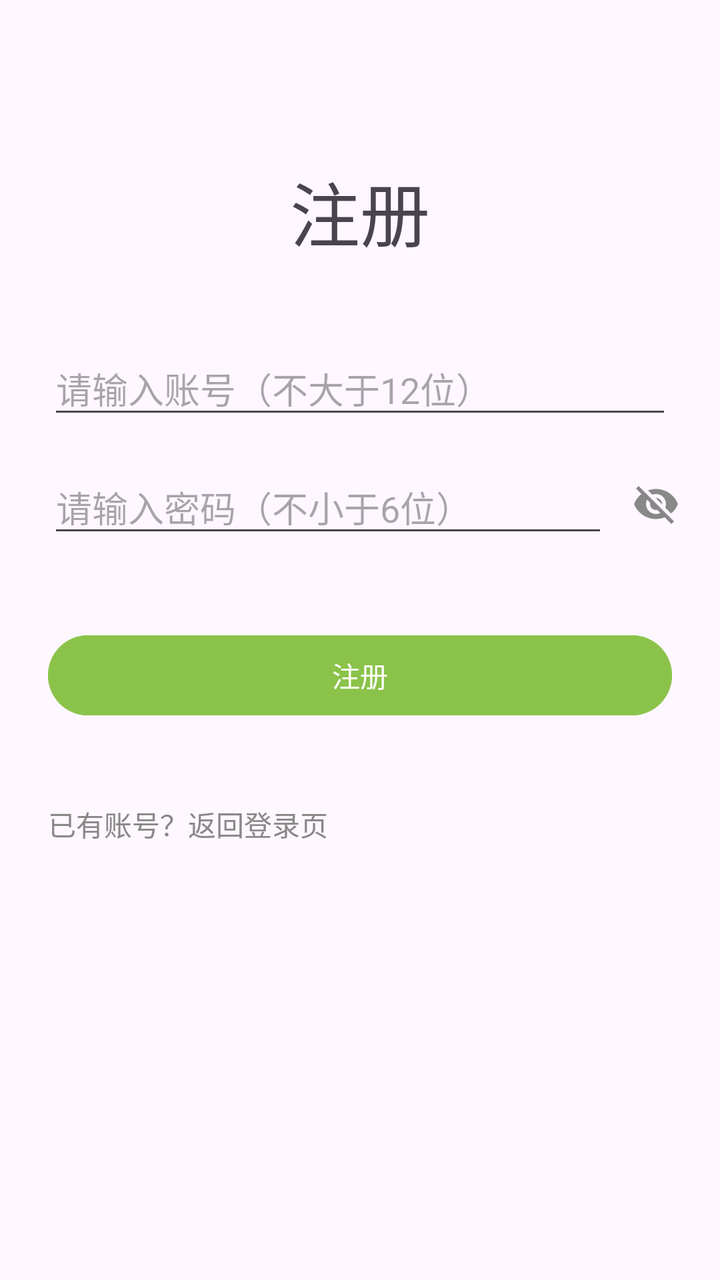
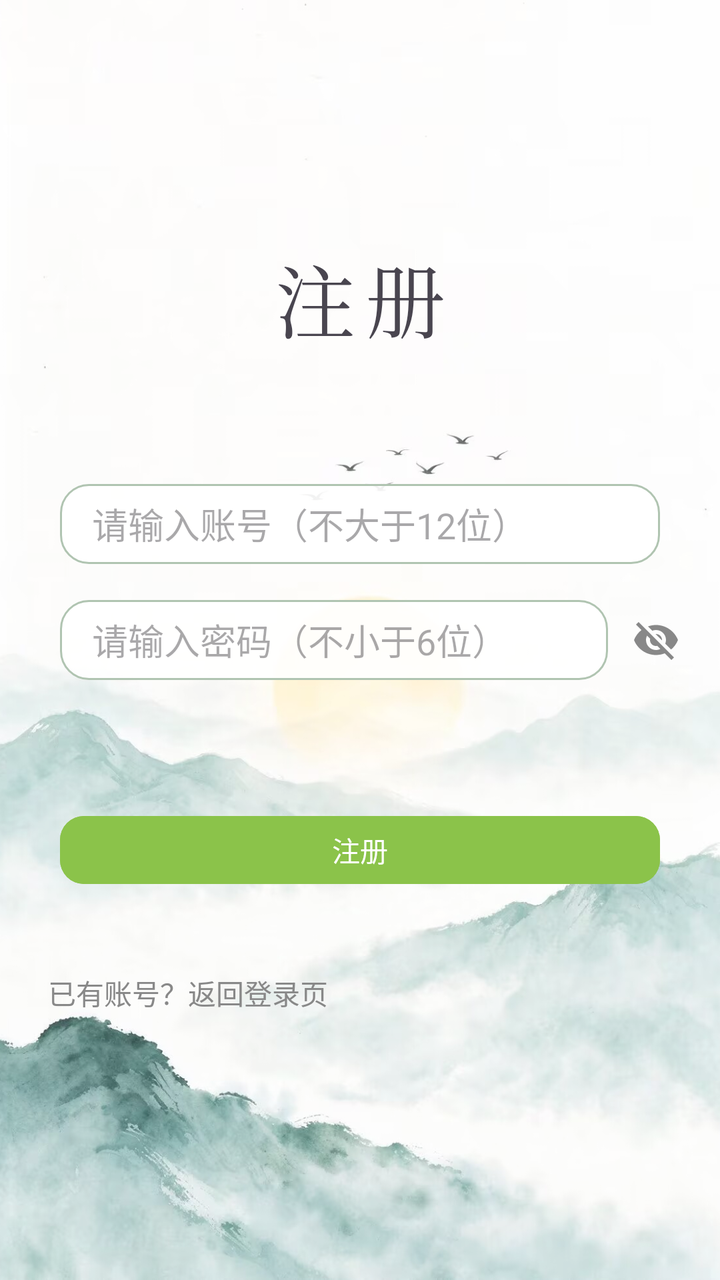

The first picture is an Android layout as it rendered before a commit; the second is the same layout after the commit. The layout source and the unified diff follow.
<!-- AndroidManifest.xml: application theme Theme.PoemApp -->
<!-- res/layout/register.xml -->
<?xml version="1.0" encoding="utf-8"?>
<androidx.constraintlayout.widget.ConstraintLayout xmlns:android="http://schemas.android.com/apk/res/android"
    xmlns:app="http://schemas.android.com/apk/res-auto"
    xmlns:tools="http://schemas.android.com/tools"
    android:id="@+id/main"
    android:layout_width="match_parent"
    android:layout_height="match_parent"
    tools:context=".Ui.Login">

    <TextView
        android:id="@+id/registerTitle"
        android:layout_width="0dp"
        android:layout_height="wrap_content"
        app:layout_constraintStart_toStartOf="parent"
        app:layout_constraintEnd_toEndOf="parent"
        android:layout_marginTop="80dp"
        android:text="注册"
        android:textSize="35sp"
        app:layout_constraintTop_toTopOf="parent"
        android:gravity="center"/>

    <EditText
        android:layout_width="0dp"
        android:layout_height="wrap_content"
        android:id="@+id/etAccount"
        android:hint="请输入账号（不大于12位）"
        app:layout_constraintStart_toStartOf="parent"
        app:layout_constraintEnd_toEndOf="parent"
        android:layout_marginStart="24dp"
        android:layout_marginEnd="24dp"
        app:layout_constraintTop_toBottomOf="@id/registerTitle"
        android:layout_marginTop="40dp"/>

    <EditText
        android:layout_width="0dp"
        android:layout_height="wrap_content"
        android:id="@+id/etPassword"
        android:hint="请输入密码（不小于6位）"
        android:inputType="textPassword"
        app:layout_constraintStart_toStartOf="parent"
        app:layout_constraintEnd_toEndOf="parent"
        android:layout_marginStart="24dp"
        android:layout_marginEnd="56dp"
        app:layout_constraintTop_toBottomOf="@id/etAccount"
        android:layout_marginTop="16dp"/>

    <ImageView
        android:id="@+id/ivTogglePassword"
        android:layout_width="40dp"
        android:layout_height="40dp"
        android:padding="8dp"
        android:src="@drawable/ic_visibility_off"
        android:background="?attr/selectableItemBackgroundBorderless"
        app:layout_constraintEnd_toEndOf="parent"
        app:layout_constraintTop_toTopOf="@id/etPassword"
        app:layout_constraintBottom_toBottomOf="@id/etPassword"
        android:layout_marginEnd="12dp" />

    <Button
        android:id="@+id/btnLogin"
        android:text="注册"
        android:backgroundTint="#8BC34A"
        android:textColor="#FFFFFF"
        android:layout_width="0dp"
        android:layout_height="wrap_content"
        app:layout_constraintStart_toStartOf="parent"
        app:layout_constraintEnd_toEndOf="parent"
        android:layout_marginStart="24dp"
        android:layout_marginEnd="24dp"
        app:layout_constraintTop_toBottomOf="@id/etPassword"
        android:layout_marginTop="40dp" />

    <TextView
        android:layout_width="0dp"
        android:layout_height="wrap_content"
        android:id="@+id/toGoToLogin"
        android:text="已有账号？返回登录页"
        android:textSize="14sp"
        android:textColor="#888888"
        app:layout_constraintStart_toStartOf="parent"
        app:layout_constraintEnd_toEndOf="parent"
        android:layout_marginStart="24dp"
        android:layout_marginEnd="24dp"
        app:layout_constraintTop_toBottomOf="@id/btnLogin"
        android:layout_marginTop="40dp"/>



</androidx.constraintlayout.widget.ConstraintLayout>
<!-- resources referenced by this layout -->
<resources>
  <!-- drawable ic_visibility_off (drawable) -->
  <vector xmlns:android="http://schemas.android.com/apk/res/android"
      android:width="24dp"
      android:height="24dp"
      android:viewportWidth="24"
      android:viewportHeight="24"
      android:tint="#888888">
      <path
          android:fillColor="@android:color/white"
          android:pathData="M12,7c2.76,0 5,2.24 5,5 0,0.65 -0.13,1.26 -0.36,1.83l2.92,2.92c1.51,-1.26 2.7,-2.89 3.43,-4.75 -1.73,-4.39 -6,-7.5 -11,-7.5 -1.4,0 -2.74,0.25 -3.98,0.7l2.16,2.16C10.74,7.13 11.35,7 12,7zM2,4.27l2.28,2.28 0.46,0.46C3.08,8.3 1.78,10.02 1,12c1.73,4.39 6,7.5 11,7.5 1.55,0 3.03,-0.3 4.38,-0.84l0.42,0.42L19.73,22 21,20.73 3.27,3 2,4.27zM7.53,9.8l1.55,1.55c-0.05,0.21 -0.08,0.43 -0.08,0.65 0,1.66 1.34,3 3,3 0.22,0 0.44,-0.03 0.65,-0.08l1.55,1.55c-0.67,0.33 -1.41,0.53 -2.2,0.53 -2.76,0 -5,-2.24 -5,-5 0,-0.79 0.2,-1.53 0.53,-2.2zM11.84,9.02l3.15,3.15 0.02,-0.16c0,-1.66 -1.34,-3 -3,-3l-0.17,0.01z" />
  </vector>
  <style name="Theme.PoemApp" parent="Base.Theme.PoemApp" />
  <style name="Base.Theme.PoemApp" parent="Theme.Material3.DayNight.NoActionBar">
          
          
      </style>
</resources>

<!-- the commit's change to res/layout/register.xml (unified diff, before → after) -->
@@ -7,42 +7,78 @@
     android:layout_height="match_parent"
     tools:context=".Ui.Login">
 
+    
+    <ImageView
+        android:id="@+id/ivBg"
+        android:layout_width="0dp"
+        android:layout_height="0dp"
+        android:scaleType="centerCrop"
+        android:src="@drawable/login_picture2"
+        android:contentDescription="@null"
+        app:layout_constraintStart_toStartOf="parent"
+        app:layout_constraintEnd_toEndOf="parent"
+        app:layout_constraintTop_toTopOf="parent"
+        app:layout_constraintBottom_toBottomOf="parent" />
+
+    
+    <View
+        android:id="@+id/vScrim"
+        android:layout_width="0dp"
+        android:layout_height="0dp"
+        android:background="#1FFFFFFF"
+        app:layout_constraintStart_toStartOf="parent"
+        app:layout_constraintEnd_toEndOf="parent"
+        app:layout_constraintTop_toTopOf="parent"
+        app:layout_constraintBottom_toBottomOf="parent" />
+
     <TextView
         android:id="@+id/registerTitle"
         android:layout_width="0dp"
         android:layout_height="wrap_content"
         app:layout_constraintStart_toStartOf="parent"
         app:layout_constraintEnd_toEndOf="parent"
-        android:layout_marginTop="80dp"
+        android:layout_marginTop="120dp"
         android:text="注册"
-        android:textSize="35sp"
+        android:textSize="40sp"
+        android:letterSpacing="0.12"
+        android:fontFamily="serif"
         app:layout_constraintTop_toTopOf="parent"
         android:gravity="center"/>
 
     <EditText
         android:layout_width="0dp"
-        android:layout_height="wrap_content"
+        android:layout_height="40dp"
         android:id="@+id/etAccount"
         android:hint="请输入账号（不大于12位）"
         app:layout_constraintStart_toStartOf="parent"
         app:layout_constraintEnd_toEndOf="parent"
-        android:layout_marginStart="24dp"
-        android:layout_marginEnd="24dp"
+        android:layout_marginStart="30dp"
+        android:layout_marginEnd="30dp"
         app:layout_constraintTop_toBottomOf="@id/registerTitle"
-        android:layout_marginTop="40dp"/>
+        android:layout_marginTop="64dp"
+        android:background="@drawable/bg_input"
+        android:gravity="center_vertical"
+        android:maxLines="1"
+        android:paddingStart="16dp"
+        android:paddingEnd="16dp"/>
 
     <EditText
         android:layout_width="0dp"
-        android:layout_height="wrap_content"
+        android:layout_height="40dp"
         android:id="@+id/etPassword"
         android:hint="请输入密码（不小于6位）"
         android:inputType="textPassword"
         app:layout_constraintStart_toStartOf="parent"
         app:layout_constraintEnd_toEndOf="parent"
-        android:layout_marginStart="24dp"
+        android:layout_marginStart="30dp"
         android:layout_marginEnd="56dp"
         app:layout_constraintTop_toBottomOf="@id/etAccount"
-        android:layout_marginTop="16dp"/>
+        android:layout_marginTop="18dp"
+        android:background="@drawable/bg_input"
+        android:gravity="center_vertical"
+        android:maxLines="1"
+        android:paddingStart="16dp"
+        android:paddingEnd="16dp"/>
 
     <ImageView
         android:id="@+id/ivTogglePassword"
@@ -62,13 +98,14 @@
         android:backgroundTint="#8BC34A"
         android:textColor="#FFFFFF"
         android:layout_width="0dp"
-        android:layout_height="wrap_content"
+        android:layout_height="42dp"
         app:layout_constraintStart_toStartOf="parent"
         app:layout_constraintEnd_toEndOf="parent"
-        android:layout_marginStart="24dp"
-        android:layout_marginEnd="24dp"
+        android:layout_marginStart="30dp"
+        android:layout_marginEnd="30dp"
         app:layout_constraintTop_toBottomOf="@id/etPassword"
-        android:layout_marginTop="40dp" />
+        android:layout_marginTop="64dp"
+        app:cornerRadius="12dp"  />
 
     <TextView
         android:layout_width="0dp"
<!-- resource entries referenced after the edit -->
@@ -1,5 +1,15 @@
 <!-- resources referenced by this layout -->
 <resources>
+  <!-- drawable bg_input (drawable) -->
+  <?xml version="1.0" encoding="utf-8"?>
+  <shape xmlns:android="http://schemas.android.com/apk/res/android"
+      android:shape="rectangle">
+      <solid android:color="#E6FFFFFF" />
+      <corners android:radius="14dp" />
+      <stroke
+          android:width="1dp"
+          android:color="#B0C4B1" />
+  </shape>
   <!-- drawable ic_visibility_off (drawable) -->
   <vector xmlns:android="http://schemas.android.com/apk/res/android"
       android:width="24dp"
@@ -11,6 +21,7 @@
           android:fillColor="@android:color/white"
           android:pathData="M12,7c2.76,0 5,2.24 5,5 0,0.65 -0.13,1.26 -0.36,1.83l2.92,2.92c1.51,-1.26 2.7,-2.89 3.43,-4.75 -1.73,-4.39 -6,-7.5 -11,-7.5 -1.4,0 -2.74,0.25 -3.98,0.7l2.16,2.16C10.74,7.13 11.35,7 12,7zM2,4.27l2.28,2.28 0.46,0.46C3.08,8.3 1.78,10.02 1,12c1.73,4.39 6,7.5 11,7.5 1.55,0 3.03,-0.3 4.38,-0.84l0.42,0.42L19.73,22 21,20.73 3.27,3 2,4.27zM7.53,9.8l1.55,1.55c-0.05,0.21 -0.08,0.43 -0.08,0.65 0,1.66 1.34,3 3,3 0.22,0 0.44,-0.03 0.65,-0.08l1.55,1.55c-0.67,0.33 -1.41,0.53 -2.2,0.53 -2.76,0 -5,-2.24 -5,-5 0,-0.79 0.2,-1.53 0.53,-2.2zM11.84,9.02l3.15,3.15 0.02,-0.16c0,-1.66 -1.34,-3 -3,-3l-0.17,0.01z" />
   </vector>
+  <!-- drawable login_picture2: jpg bitmap (drawable, 112975 bytes) -->
   <style name="Theme.PoemApp" parent="Base.Theme.PoemApp" />
   <style name="Base.Theme.PoemApp" parent="Theme.Material3.DayNight.NoActionBar">
           
